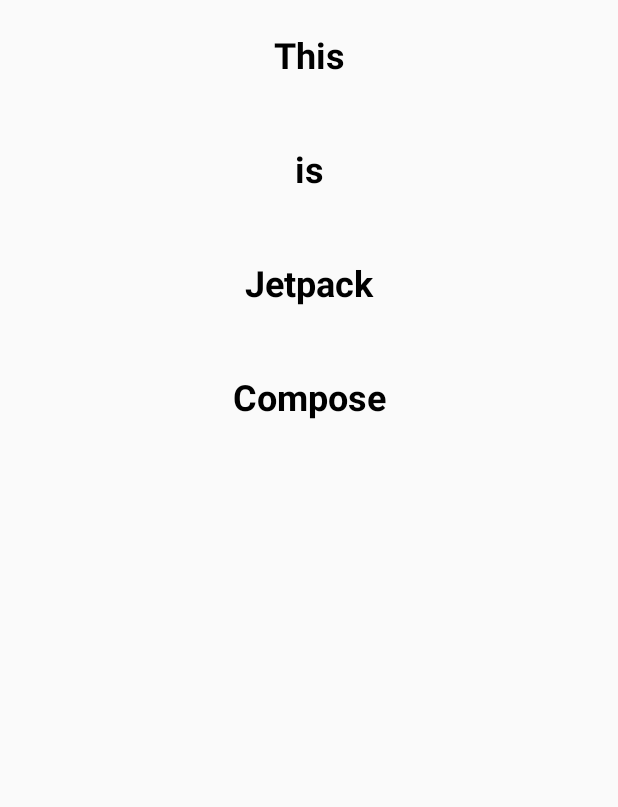
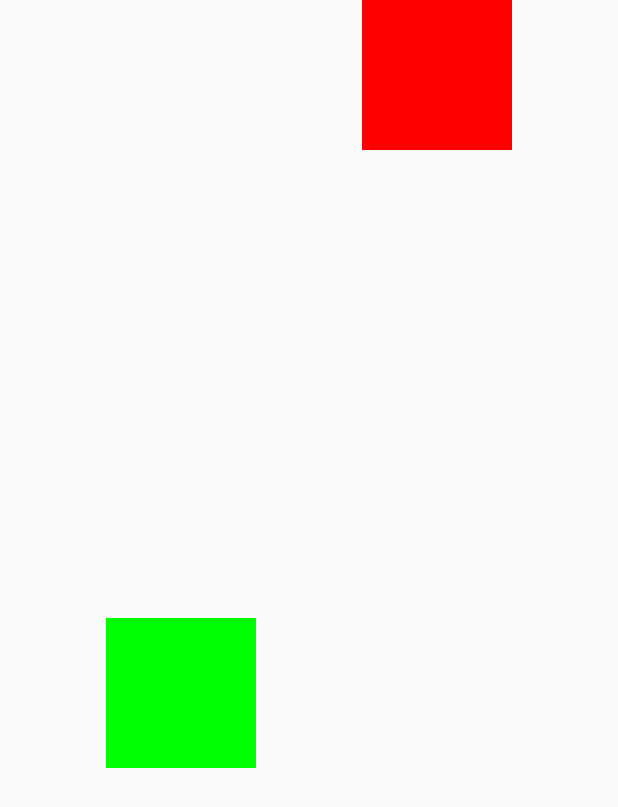
Before and after one commit to kadersuutlu/ComposeTutorial, an Android app built with Jetpack Compose: the screen it shows after launch (MainActivity), on a phone screen of 412 x 824 dp. Shown: the top 807 px of the screen. Run offline under Robolectric (Android 15) with nearby library versions, the phone set to English and light mode, and no system bars; our stand-ins replace constraintlayout-compose.

Commit message:
ConstraintLayout

```diff
--- a/app/build.gradle.kts
+++ b/app/build.gradle.kts
@@ -66,4 +66,6 @@ dependencies {
     androidTestImplementation(libs.androidx.ui.test.junit4)
     debugImplementation(libs.androidx.ui.tooling)
     debugImplementation(libs.androidx.ui.test.manifest)
+
+    implementation ("androidx.constraintlayout:constraintlayout-compose:1.0.1")
 }
--- a/app/src/main/java/com/kader/composeapp/MainActivity.kt
+++ b/app/src/main/java/com/kader/composeapp/MainActivity.kt
@@ -3,47 +3,51 @@ package com.kader.composeapp
 import android.os.Bundle
 import androidx.activity.ComponentActivity
 import androidx.activity.compose.setContent
-import androidx.compose.foundation.layout.fillMaxWidth
-import androidx.compose.foundation.layout.padding
-import androidx.compose.foundation.lazy.LazyColumn
-import androidx.compose.foundation.lazy.itemsIndexed
-import androidx.compose.material3.Text
+import androidx.compose.foundation.background
+import androidx.compose.foundation.layout.Box
+import androidx.compose.foundation.layout.fillMaxSize
 import androidx.compose.ui.Modifier
-import androidx.compose.ui.text.font.FontWeight
-import androidx.compose.ui.text.style.TextAlign
+import androidx.compose.ui.graphics.Color
+import androidx.compose.ui.layout.layoutId
 import androidx.compose.ui.unit.dp
-import androidx.compose.ui.unit.sp
-
+import androidx.constraintlayout.compose.ConstraintLayout
+import androidx.constraintlayout.compose.ConstraintSet
+import androidx.constraintlayout.compose.Dimension
 
 class MainActivity : ComponentActivity() {
     override fun onCreate(savedInstanceState: Bundle?) {
         super.onCreate(savedInstanceState)
         setContent {
-            LazyColumn {
-                itemsIndexed(
-                    listOf("This", "is", "Jetpack", "Compose")
-                ) { index, string ->
-                    Text(
-                        text = string,
-                        fontSize = 24.sp,
-                        fontWeight = FontWeight.Bold,
-                        textAlign = TextAlign.Center,
-                        modifier = Modifier
-                            .fillMaxWidth()
-                            .padding(vertical = 24.dp)
-                    )
+            val constraints = ConstraintSet {
+                val greenBox = createRefFor("greenbox")
+                val redBox = createRefFor("redbox")
+                val guideline = createGuidelineFromTop(0.5f)
+
+                constrain(greenBox) {
+                    top.linkTo(guideline)
+                    start.linkTo(parent.start)
+                    width = Dimension.value(100.dp)
+                    height = Dimension.value(100.dp)
                 }
-                /*items(5000){
-                    Text(
-                        text = "Item $it",
-                        fontSize = 24.sp,
-                        fontWeight = FontWeight.Bold,
-                        textAlign = TextAlign.Center,
-                        modifier = Modifier
-                            .fillMaxWidth()
-                            .padding(vertical = 24.dp)
-                    )
-                }*/
+                constrain(redBox) {
+                    top.linkTo(parent.top)
+                    start.linkTo(greenBox.end)
+                    width = Dimension.value(100.dp)
+                    height = Dimension.value(100.dp)
+                }
+                createHorizontalChain(greenBox, redBox)
+            }
+            ConstraintLayout(constraints, modifier = Modifier.fillMaxSize()) {
+                Box(
+                    modifier = Modifier
+                        .background(Color.Green)
+                        .layoutId("greenbox")
+                )
+                Box(
+                    modifier = Modifier
+                        .background(Color.Red)
+                        .layoutId("redbox")
+                )
             }
         }
     }
```
